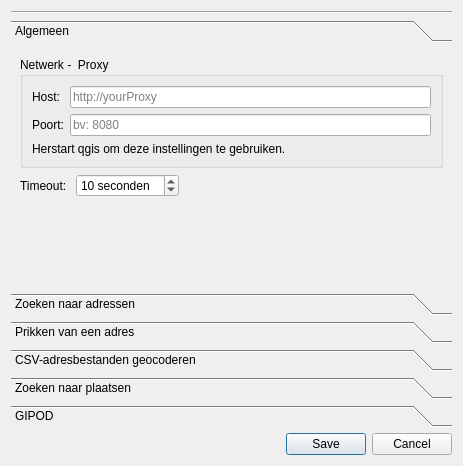
Before: the Qt Designer form ui_geopunt4QgisSettings.ui in warrieka/geopunt4Qgis, drawn with Qt 5.
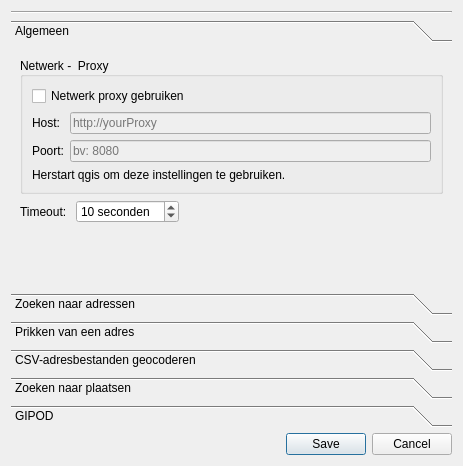
After: the same form once the commit is applied. Icons and pictures are not drawn.

Commit message: added check for proxyserver

Diff of the .ui file:
```diff
--- a/ui_geopunt4QgisSettings.ui
+++ b/ui_geopunt4QgisSettings.ui
@@ -61,16 +61,28 @@
          <property name="title">
           <string>Netwerk -  Proxy</string>
          </property>
+         <property name="alignment">
+          <set>Qt::AlignLeading|Qt::AlignLeft|Qt::AlignVCenter</set>
+         </property>
          <layout class="QFormLayout" name="formLayout">
           <item row="1" column="0">
            <widget class="QLabel" name="label_6">
+            <property name="sizePolicy">
+             <sizepolicy hsizetype="Preferred" vsizetype="Preferred">
+              <horstretch>0</horstretch>
+              <verstretch>0</verstretch>
+             </sizepolicy>
+            </property>
             <property name="text">
-             <string>Host:</string>
+             <string>Host: </string>
             </property>
            </widget>
           </item>
           <item row="1" column="1">
            <widget class="QLineEdit" name="hostTxt">
+            <property name="enabled">
+             <bool>false</bool>
+            </property>
             <property name="placeholderText">
              <string>http://yourProxy</string>
             </property>
@@ -78,6 +90,9 @@
           </item>
           <item row="2" column="1">
            <widget class="QLineEdit" name="portTxt">
+            <property name="enabled">
+             <bool>false</bool>
+            </property>
             <property name="placeholderText">
              <string>bv: 8080</string>
             </property>
@@ -97,6 +112,13 @@
             </property>
            </widget>
           </item>
+          <item row="0" column="0" colspan="2">
+           <widget class="QCheckBox" name="proxyChk">
+            <property name="text">
+             <string>Netwerk proxy gebruiken</string>
+            </property>
+           </widget>
+          </item>
          </layout>
         </widget>
        </item>
```
Left out of the diff: 54 changed lines with no effect on the pictures. The commit also changes 2 other files.
